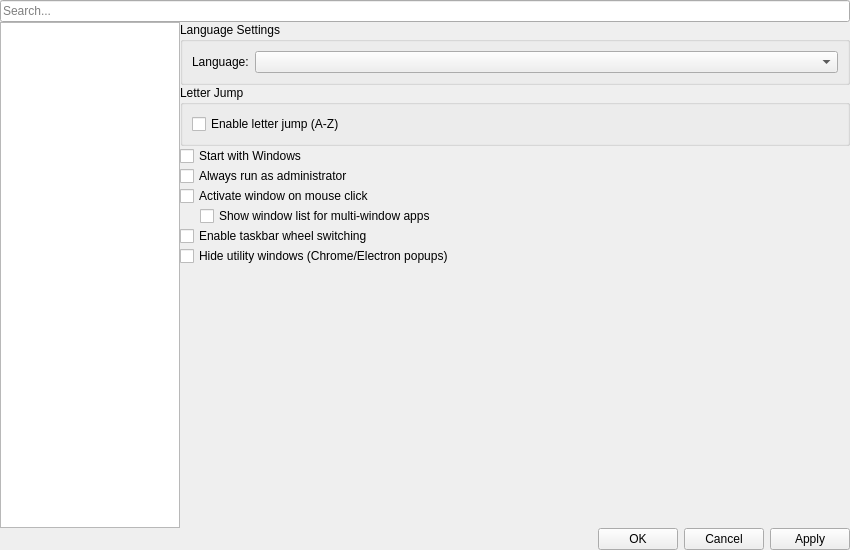
First picture: the form in ui/SettingsDialog.ui, repository Hendrix4858/AltTaber, before the edit.
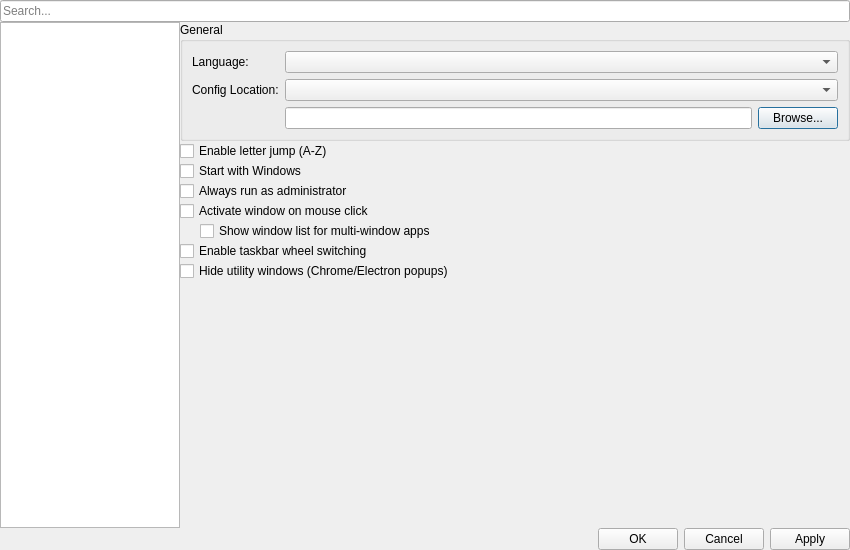
Second picture: the form after the edit. The open tabs and pages were chosen to show the change.

Commit message: feat: update configuration management and enhance settings dialog

What changed in the file:
```diff
--- a/ui/SettingsDialog.ui
+++ b/ui/SettingsDialog.ui
@@ -121,9 +121,9 @@
          <item>
           <widget class="QGroupBox" name="langGroup">
            <property name="title">
-            <string>Language Settings</string>
-           </property>
-           <layout class="QFormLayout" name="langLayout">
+             <string>General</string>
+            </property>
+        <layout class="QFormLayout" name="generalGroupLayout">
             <item row="0" column="0">
              <widget class="QLabel" name="langLabel">
               <property name="text">
@@ -134,23 +134,41 @@
             <item row="0" column="1">
              <widget class="QComboBox" name="langCombo"/>
             </item>
-           </layout>
-          </widget>
-         </item>
+              <item row="1" column="0">
+               <widget class="QLabel" name="configLocationLabel">
+                <property name="text">
+                 <string>Config Location:</string>
+                </property>
+               </widget>
+              </item>
+              <item row="1" column="1">
+               <widget class="QComboBox" name="configLocationCombo"/>
+              </item>
+              <item row="2" column="0">
+               <widget class="QLabel" name="configCustomLabel"/>
+              </item>
+              <item row="2" column="1">
+               <layout class="QHBoxLayout" name="configCustomLayout">
          <item>
-          <widget class="QGroupBox" name="letterJumpGroup">
-           <property name="title">
-            <string>Letter Jump</string>
-           </property>
-           <layout class="QVBoxLayout" name="letterJumpLayout">
+                 <widget class="QLineEdit" name="configCustomPathEdit"/>
+                </item>
+                <item>
+                 <widget class="QPushButton" name="btnConfigBrowse">
+                  <property name="text">
+                   <string>Browse...</string>
+                  </property>
+                 </widget>
+                </item>
+               </layout>
+              </item>
+             </layout>
+            </widget>
+           </item>
             <item>
              <widget class="QCheckBox" name="letterJumpCheck">
               <property name="text">
                <string>Enable letter jump (A-Z)</string>
               </property>
-             </widget>
-            </item>
-           </layout>
           </widget>
          </item>
          <item>
```
Left out of the diff: 2 changed lines with no effect on the pictures. Lines whose indentation alone changed are shown as unchanged. The commit also changes 9 other files.
